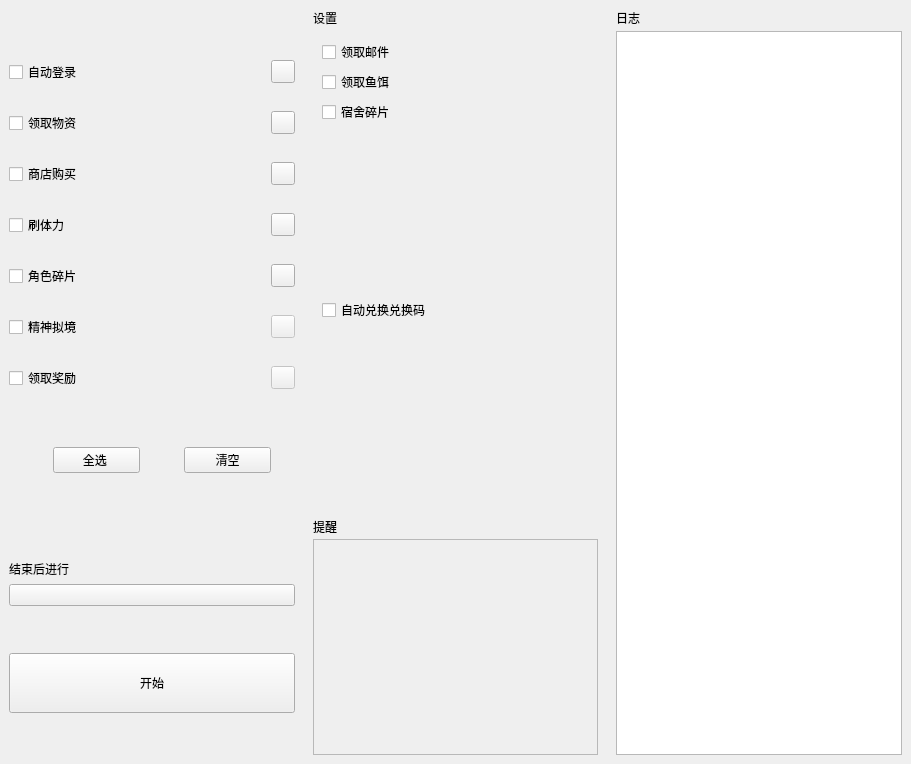
The window that app/ui/home_interface.ui (LaoZhuJackson/SnowbreakAutoAssistant) describes before a commit, drawn with Qt 5.
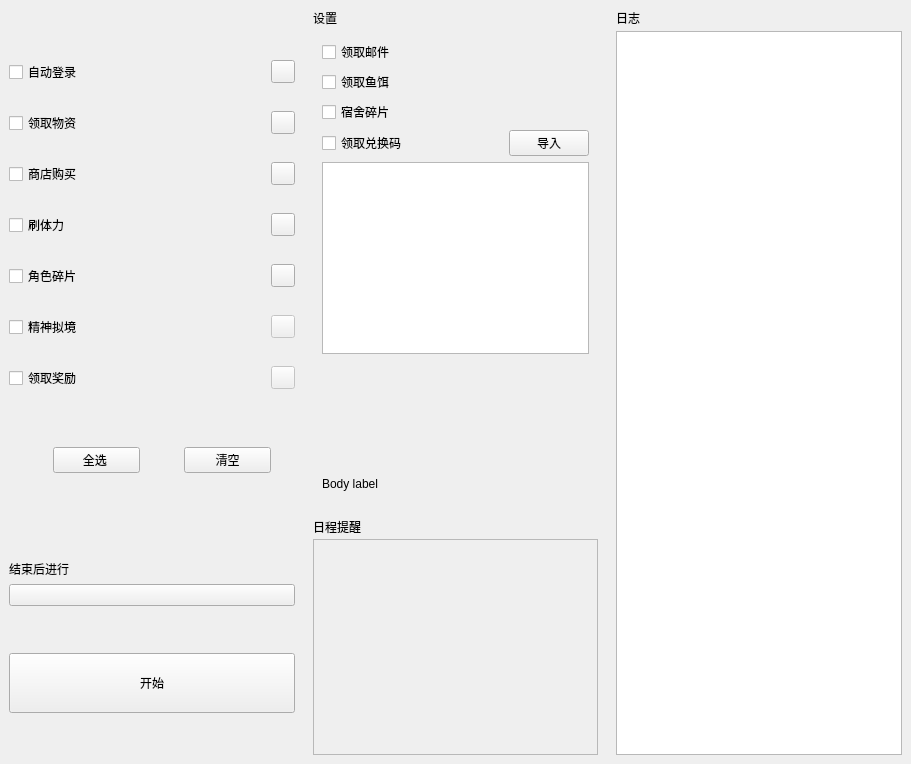
The same window after the commit. The open tabs and pages were chosen to show the change. Custom widgets are drawn as their Qt base class.

Commit message: 新增自动兑换兑换码，优化获取更新信息方式

The edit to the form file:
```diff
--- a/app/ui/home_interface.ui
+++ b/app/ui/home_interface.ui
@@ -465,9 +465,44 @@
           </item>
          </layout>
         </widget>
-        <widget class="QWidget" name="page_3">
-         <layout class="QGridLayout" name="gridLayout_10">
-             <item row="3" column="0">
+           <widget class="QWidget" name="page_3">
+               <layout class="QGridLayout" name="gridLayout_10" columnstretch="2,0">
+                   <item row="3" column="1">
+                       <widget class="PushButton" name="PushButton_import_code">
+            <property name="text">
+                <string>导入</string>
+            </property>
+           </widget>
+          </item>
+                   <item row="0" column="0" colspan="2">
+                       <widget class="CheckBox" name="CheckBox_mail">
+                           <property name="text">
+                               <string>领取邮件</string>
+            </property>
+           </widget>
+          </item>
+                   <item row="3" column="0">
+                       <widget class="CheckBox" name="CheckBox_redeem_code">
+                           <property name="text">
+                               <string>领取兑换码</string>
+                           </property>
+                       </widget>
+                   </item>
+                   <item row="2" column="0" colspan="2">
+                       <widget class="CheckBox" name="CheckBox_dormitory">
+                           <property name="text">
+                               <string>宿舍碎片</string>
+                           </property>
+                       </widget>
+                   </item>
+                   <item row="1" column="0" colspan="2">
+                       <widget class="CheckBox" name="CheckBox_fish_bait">
+            <property name="text">
+                <string>领取鱼饵</string>
+            </property>
+           </widget>
+          </item>
+                   <item row="5" column="0" colspan="2">
            <spacer name="verticalSpacer_7">
             <property name="orientation">
              <enum>Qt::Vertical</enum>
@@ -480,34 +515,29 @@
             </property>
            </spacer>
           </item>
-          <item row="0" column="0">
-           <widget class="CheckBox" name="CheckBox_mail">
+                   <item row="6" column="0" colspan="2">
+                       <widget class="BodyLabel" name="BodyLabel_collect_supplies">
             <property name="text">
-             <string>领取邮件</string>
+                <string>Body label</string>
             </property>
-           </widget>
-          </item>
-          <item row="1" column="0">
-           <widget class="CheckBox" name="CheckBox_fish_bait">
-            <property name="text">
-             <string>领取鱼饵</string>
+                           <property name="textFormat">
+                               <enum>Qt::MarkdownText</enum>
+                           </property>
+                           <property name="wordWrap">
+                               <bool>true</bool>
             </property>
            </widget>
           </item>
-             <item row="2" column="0">
-                 <widget class="CheckBox" name="CheckBox_dormitory">
-                     <property name="text">
-                         <string>宿舍碎片</string>
+                   <item row="4" column="0" colspan="2">
+                       <widget class="QTextBrowser" name="textBrowser_import_codes">
+                           <property name="verticalScrollBarPolicy">
+                               <enum>Qt::ScrollBarAlwaysOff</enum>
             </property>
-           </widget>
-          </item>
-          <item row="3" column="0">
-             <widget class="CheckBox" name="CheckBox_redeem_code">
-                <property name="text">
-                 <string>自动兑换兑换码</string>
-                </property>
-             </widget>
-            </item>
+                           <property name="horizontalScrollBarPolicy">
+                               <enum>Qt::ScrollBarAlwaysOff</enum>
+                           </property>
+                       </widget>
+                   </item>
          </layout>
         </widget>
         <widget class="QWidget" name="page_shop">
@@ -1253,7 +1283,7 @@
       <item row="0" column="0">
        <widget class="TitleLabel" name="TitleLabel_3">
         <property name="text">
-         <string>提醒</string>
+            <string>日程提醒</string>
         </property>
        </widget>
       </item>
```
Left out of the diff: 80 changed lines with no effect on the pictures. The commit also changes 16 other files.
